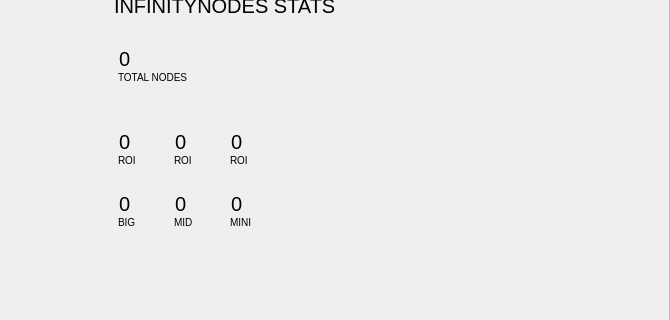
Old version of the form src/qt/forms/statspage.ui in the repository crptec/sinovate; both pictures show x 509 to 1179 and y 129 to 449 of the 1179 by 868 pixel window.
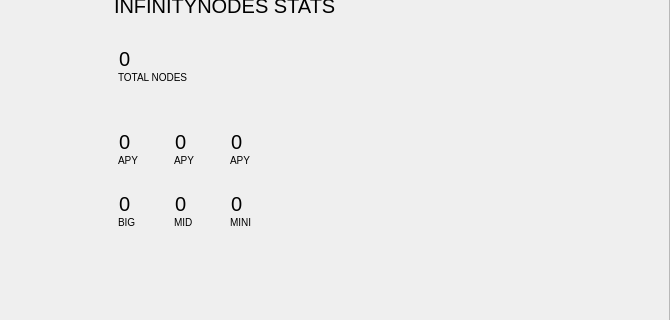
New version of the form.

Commit message: [gui] Change ROI term to APY

Patch:
```diff
--- a/src/qt/forms/statspage.ui
+++ b/src/qt/forms/statspage.ui
@@ -545,7 +545,7 @@
 </string>
               </property>
               <property name="text">
-               <string>ROI</string>
+               <string>APY</string>
               </property>
               <property name="indent">
                <number>4</number>
@@ -654,7 +654,7 @@
 </string>
               </property>
               <property name="text">
-               <string>ROI</string>
+               <string>APY</string>
               </property>
               <property name="indent">
                <number>4</number>
@@ -674,7 +674,7 @@
 </string>
               </property>
               <property name="text">
-               <string>ROI</string>
+               <string>APY</string>
               </property>
               <property name="indent">
                <number>4</number>
```
The commit also changes 3 other files.
